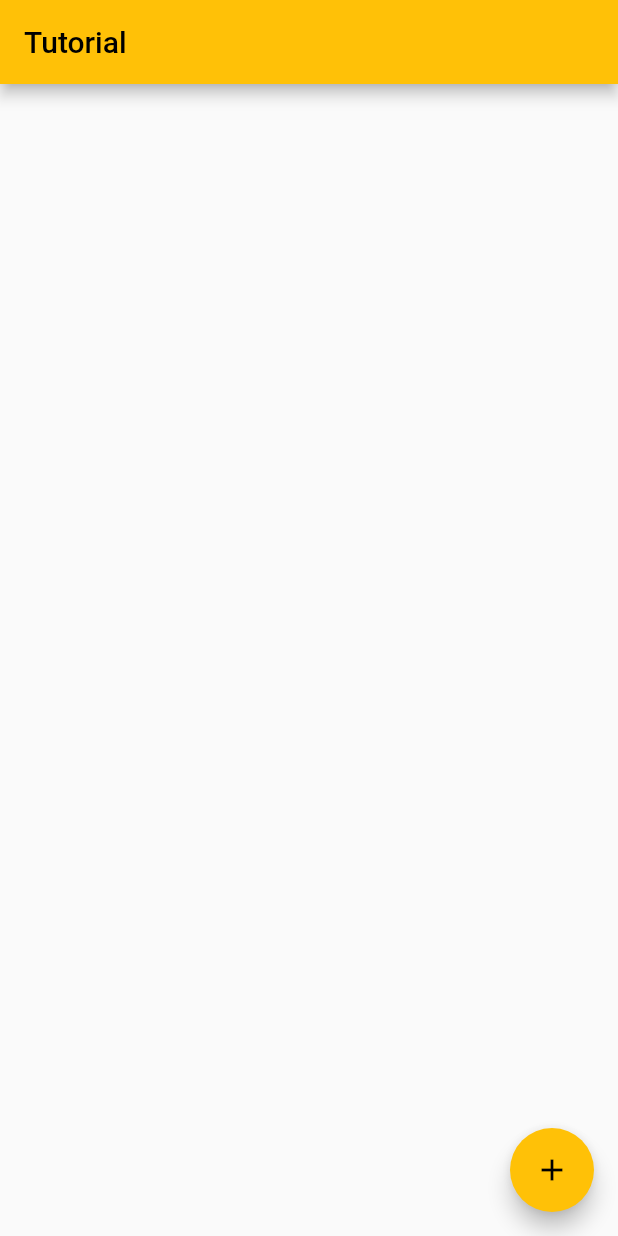
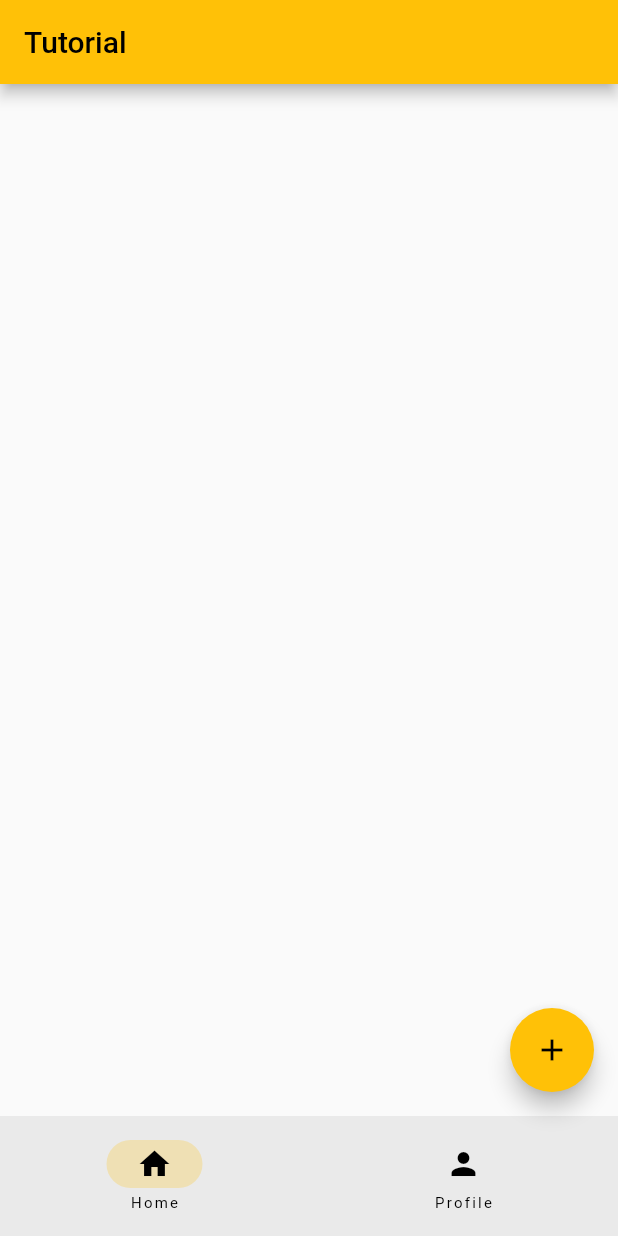
Before and after one commit to lapatric/flutter-tutorial, a Flutter app: the screen it shows after launch, on a phone screen of 412 x 824 dp. Run offline on Flutter 3.47's test engine with Material 2 defaults, Android fonts, the light colour scheme and no system bars.

Commit message:
add buttomNavigationBar

```diff
--- a/lib/main.dart
+++ b/lib/main.dart
@@ -27,6 +27,8 @@ class RootPage extends StatefulWidget {
 }
 
 class _RootPageState extends State<RootPage> {
+  int currentPage = 0;
+
   @override
   Widget build(BuildContext context) {
     return Scaffold(
@@ -39,6 +41,19 @@ class _RootPageState extends State<RootPage> {
         },
         child: const Icon(Icons.add),
       ),
+      bottomNavigationBar: NavigationBar(
+        destinations: const [
+          NavigationDestination(icon: Icon(Icons.home), label: 'Home'),
+          NavigationDestination(icon: Icon(Icons.person), label: 'Profile'),
+        ],
+        onDestinationSelected: (int index){
+          // whenever we change the internal state of a StatefulWidget, we do it in a function we pass to setState
+          setState((){
+            currentPage = index;
+          });
+        },
+        selectedIndex: currentPage,
+      ),
     );
   }
 }
```
